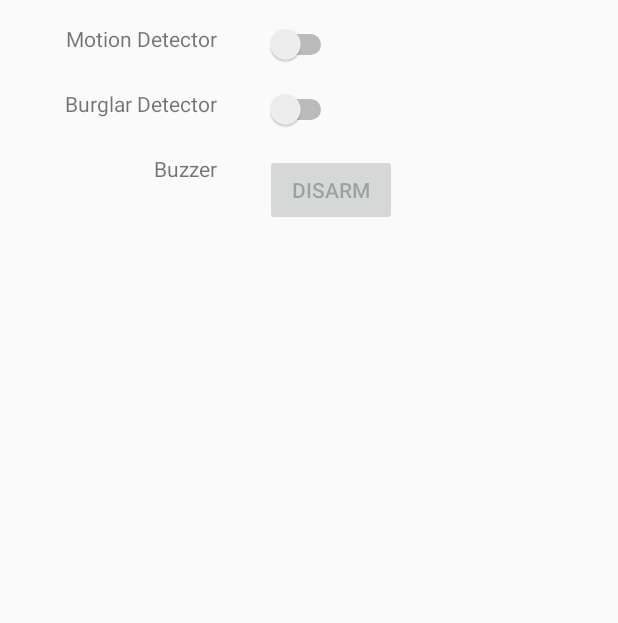
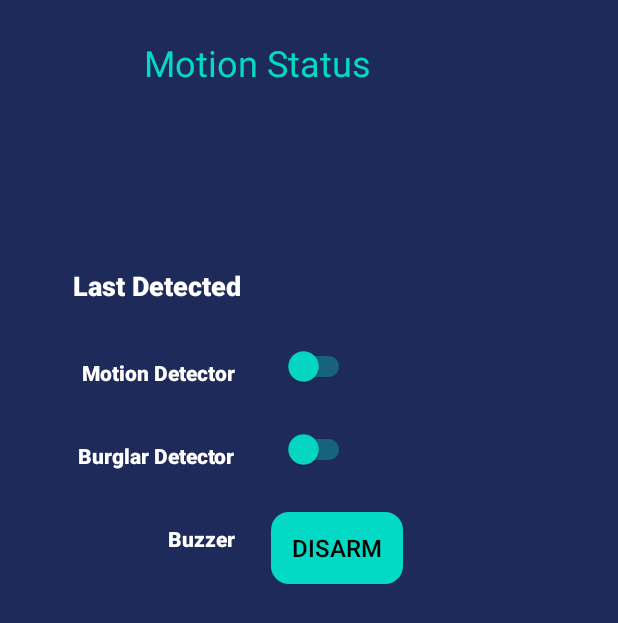
Before and after one commit to jaschan66/IoTAssignment, an Android app: the MotVibSensor screen opened directly, with no data from a screen before it, on a phone screen of 412 x 824 dp. Shown: the top 623 px of the screen. Run offline under Robolectric (Android 15) with nearby library versions, the phone set to English and light mode, and no system bars; our stand-ins replace Firebase (no records; nobody signed in at launch, a user with empty details on screens opened directly); 1 statement that could not run was skipped.

Commit message:
updated UI and back to main button

```diff
--- a/app/src/main/AndroidManifest.xml
+++ b/app/src/main/AndroidManifest.xml
@@ -19,6 +19,9 @@
             android:name=".MainActivity"
             android:exported="true" />
         <activity
+            android:name=".MotVibSensor"
+            android:exported="true" />
+        <activity
             android:name=".SmartGuard"
             android:exported="true" >
             <intent-filter>
--- a/app/src/main/res/layout/activity_mot_vib_sensor.xml
+++ b/app/src/main/res/layout/activity_mot_vib_sensor.xml
@@ -4,7 +4,57 @@
     xmlns:tools="http://schemas.android.com/tools"
     android:layout_width="match_parent"
     android:layout_height="match_parent"
+    android:background="#1E2B5A"
     tools:context=".MotVibSensor">
+
+    <TextView
+        android:id="@+id/lblMotionStatus"
+        android:layout_width="wrap_content"
+        android:layout_height="wrap_content"
+        android:layout_marginTop="120dp"
+        android:fontFamily="sans-serif-black"
+        android:textColor="@color/white"
+        android:textSize="18sp"
+        app:layout_constraintTop_toBottomOf="@+id/textView12"
+        tools:layout_editor_absoluteX="181dp"
+        tools:text="XXX" />
+
+    <TextView
+        android:id="@+id/textView6"
+        android:layout_width="wrap_content"
+        android:layout_height="wrap_content"
+        android:fontFamily="sans-serif-black"
+        android:text="Last Detected"
+        android:textColor="@color/white"
+        android:textSize="18sp"
+        app:layout_constraintBottom_toBottomOf="@+id/lblMotionStatus"
+        app:layout_constraintEnd_toStartOf="@+id/guideline4"
+        app:layout_constraintTop_toTopOf="@+id/lblMotionStatus" />
+
+    <TextView
+        android:id="@+id/textView9"
+        android:layout_width="wrap_content"
+        android:layout_height="wrap_content"
+        android:layout_marginTop="8dp"
+        android:layout_marginEnd="4dp"
+        android:fontFamily="sans-serif-black"
+        android:text="Motion Detector"
+        android:textColor="@color/white"
+        app:layout_constraintEnd_toStartOf="@+id/guideline4"
+        app:layout_constraintTop_toTopOf="@+id/swMotion" />
+
+    <TextView
+        android:id="@+id/textView12"
+        android:layout_width="wrap_content"
+        android:layout_height="wrap_content"
+        android:layout_marginTop="25dp"
+        android:text="Motion Status"
+        android:textColor="@color/teal_200"
+        android:textSize="24sp"
+        app:layout_constraintEnd_toEndOf="parent"
+        app:layout_constraintHorizontal_bias="0.369"
+        app:layout_constraintStart_toStartOf="parent"
+        app:layout_constraintTop_toTopOf="parent" />
 
     <androidx.constraintlayout.widget.Guideline
         android:id="@+id/guideline4"
@@ -13,59 +63,64 @@
         android:orientation="vertical"
         app:layout_constraintGuide_begin="161dp" />
 
-    <TextView
-        android:id="@+id/textView6"
+    <Switch
+        android:id="@+id/swMotion"
         android:layout_width="wrap_content"
         android:layout_height="wrap_content"
-        android:layout_marginEnd="16dp"
-        android:text="Motion Detector"
-        app:layout_constraintEnd_toStartOf="@+id/guideline4"
-        app:layout_constraintTop_toTopOf="@+id/swMotion" />
+        android:layout_marginStart="28dp"
+        android:layout_marginTop="28dp"
+        android:thumbTint="@color/teal_200"
+        android:trackTint="#00FFE6"
+        app:layout_constraintStart_toStartOf="@+id/guideline4"
+        app:layout_constraintTop_toBottomOf="@+id/lblMotionStatus" />
+
+    <Button
+        android:id="@+id/btnOffBuzzer"
+        android:layout_width="wrap_content"
+        android:layout_height="wrap_content"
+        android:layout_marginStart="20dp"
+        android:layout_marginTop="28dp"
+        android:background="@drawable/roundedge"
+        android:enabled="false"
+        android:text="Disarm"
+        android:textColor="@color/black"
+        android:textSize="16sp"
+        app:layout_constraintStart_toStartOf="@+id/guideline4"
+        app:layout_constraintTop_toBottomOf="@+id/swBurglar" />
+
+    <Switch
+        android:id="@+id/swBurglar"
+        android:layout_width="wrap_content"
+        android:layout_height="wrap_content"
+        android:layout_marginStart="28dp"
+        android:layout_marginTop="28dp"
+        android:thumbTint="@color/teal_200"
+        android:trackTint="#00FFE6"
+        app:layout_constraintStart_toStartOf="@+id/guideline4"
+        app:layout_constraintTop_toBottomOf="@+id/swMotion" />
 
     <TextView
         android:id="@+id/textView7"
         android:layout_width="wrap_content"
         android:layout_height="wrap_content"
-        android:layout_marginEnd="16dp"
+        android:layout_marginTop="8dp"
+        android:layout_marginEnd="4dp"
+        android:fontFamily="sans-serif-black"
         android:text="Burglar Detector"
+        android:textColor="@color/white"
         app:layout_constraintEnd_toStartOf="@+id/guideline4"
         app:layout_constraintTop_toTopOf="@+id/swBurglar" />
-
-    <Switch
-        android:id="@+id/swMotion"
-        android:layout_width="wrap_content"
-        android:layout_height="wrap_content"
-        android:layout_marginStart="16dp"
-        android:layout_marginTop="16dp"
-        app:layout_constraintStart_toStartOf="@+id/guideline4"
-        app:layout_constraintTop_toTopOf="parent" />
-
-    <Switch
-        android:id="@+id/swBurglar"
-        android:layout_width="wrap_content"
-        android:layout_height="wrap_content"
-        android:layout_marginStart="16dp"
-        android:layout_marginTop="16dp"
-        app:layout_constraintStart_toStartOf="@+id/guideline4"
-        app:layout_constraintTop_toBottomOf="@+id/swMotion" />
-
-    <Button
-        android:id="@+id/btnOffBuzzer"
-        android:layout_width="wrap_content"
-        android:layout_height="wrap_content"
-        android:layout_marginStart="16dp"
-        android:layout_marginTop="16dp"
-        android:enabled="false"
-        android:text="Disarm"
-        app:layout_constraintStart_toStartOf="@+id/guideline4"
-        app:layout_constraintTop_toBottomOf="@+id/swBurglar" />
 
     <TextView
         android:id="@+id/textView8"
         android:layout_width="wrap_content"
         android:layout_height="wrap_content"
-        android:layout_marginEnd="16dp"
+        android:layout_marginTop="8dp"
+        android:layout_marginEnd="4dp"
+        android:fontFamily="sans-serif-black"
         android:text="Buzzer"
+        android:textColor="@color/white"
         app:layout_constraintEnd_toStartOf="@+id/guideline4"
         app:layout_constraintTop_toTopOf="@+id/btnOffBuzzer" />
+
 </androidx.constraintlayout.widget.ConstraintLayout>
```
Also changed, not shown: app/src/main/java/my/com/iotassignment/MainActivity.kt (+7 -0 lines), app/src/main/java/my/com/iotassignment/SmartDoor.kt (+13 -10 lines), app/src/main/java/my/com/iotassignment/SmartGuard.kt (+8 -0 lines), app/src/main/res/layout/activity_main.xml (+26 -8 lines), app/src/main/res/layout/activity_smart_door.xml (+14 -0 lines).
